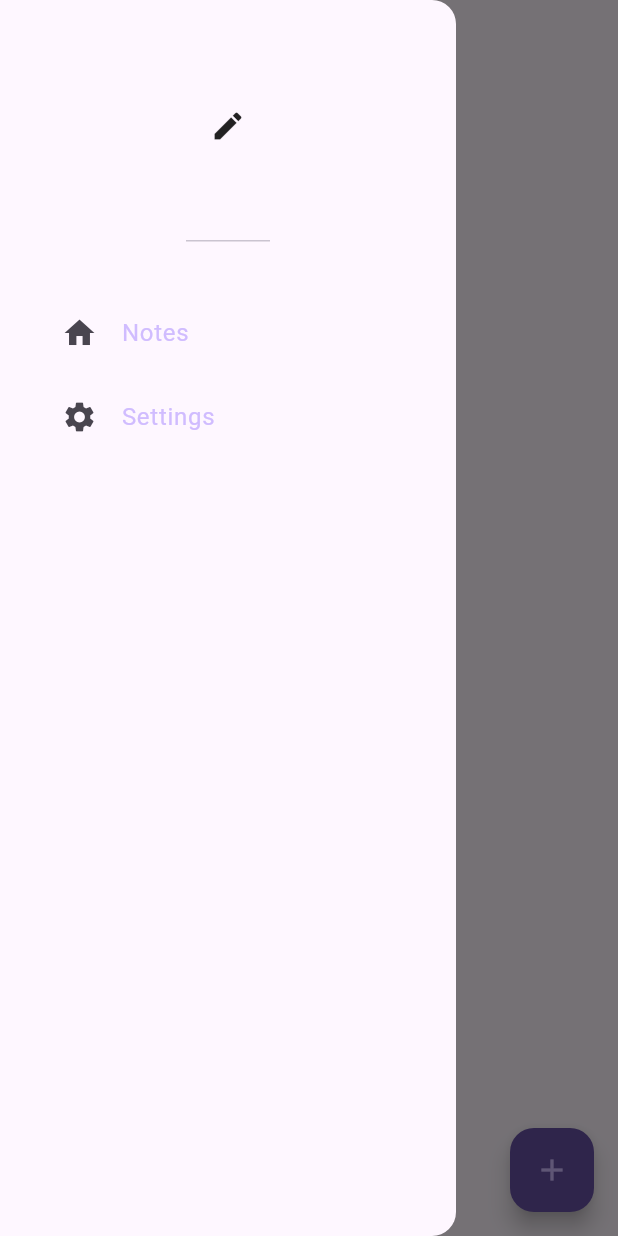
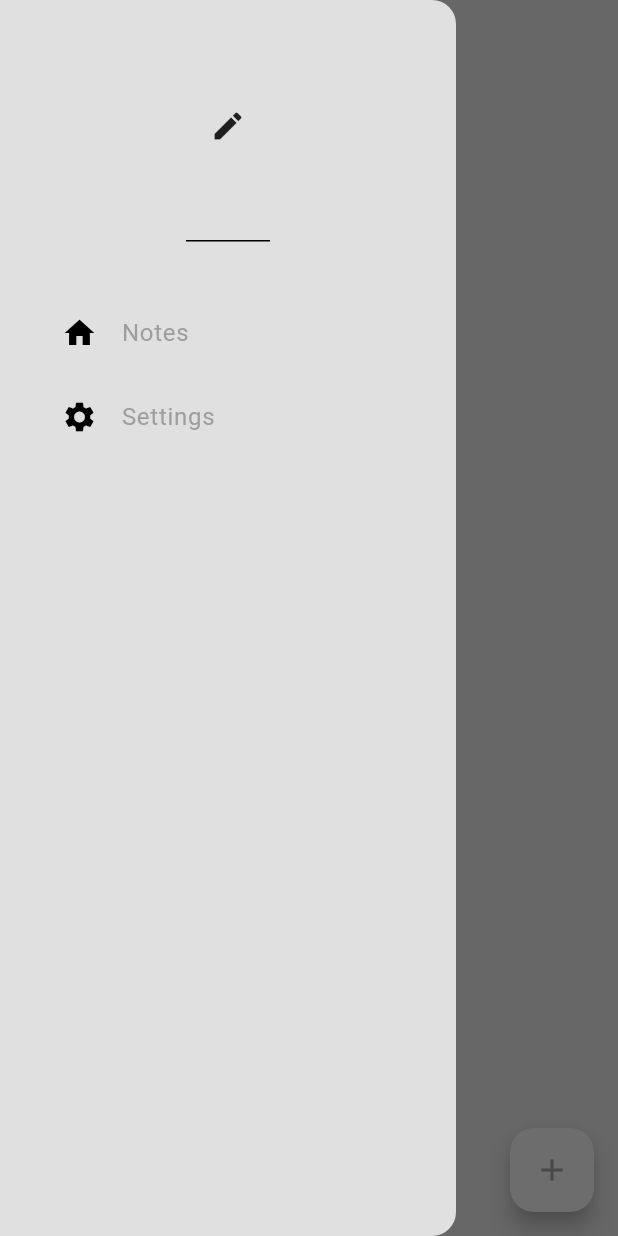
Before and after one commit to Codewithjalloh/app_four_note_offline_database, a Flutter app: the screen it shows after launch, with the side drawer open, on a phone screen of 412 x 824 dp. Run offline on Flutter 3.47's test engine with Material 3 defaults, Android fonts, the phone set to English and light mode, and no system bars; our stand-ins replace google_fonts, isar, popover; accounts and stored records are empty; generated files the repository leaves out were written again.

Commit message:
main page complete

```diff
--- a/lib/main.dart
+++ b/lib/main.dart
@@ -33,6 +33,7 @@
     return MaterialApp(
       debugShowCheckedModeBanner: false,
       home: NotePage(),
+      theme: Provider.of<ThemeProvider>(context).themeData,
     );
   }
 }
```
